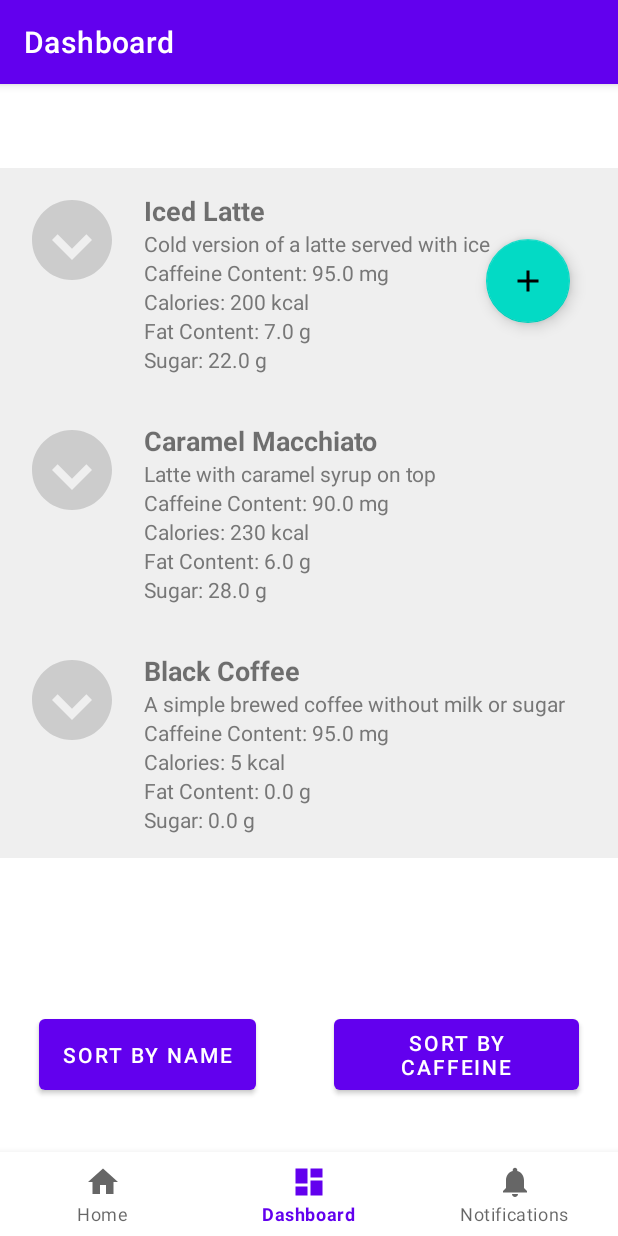
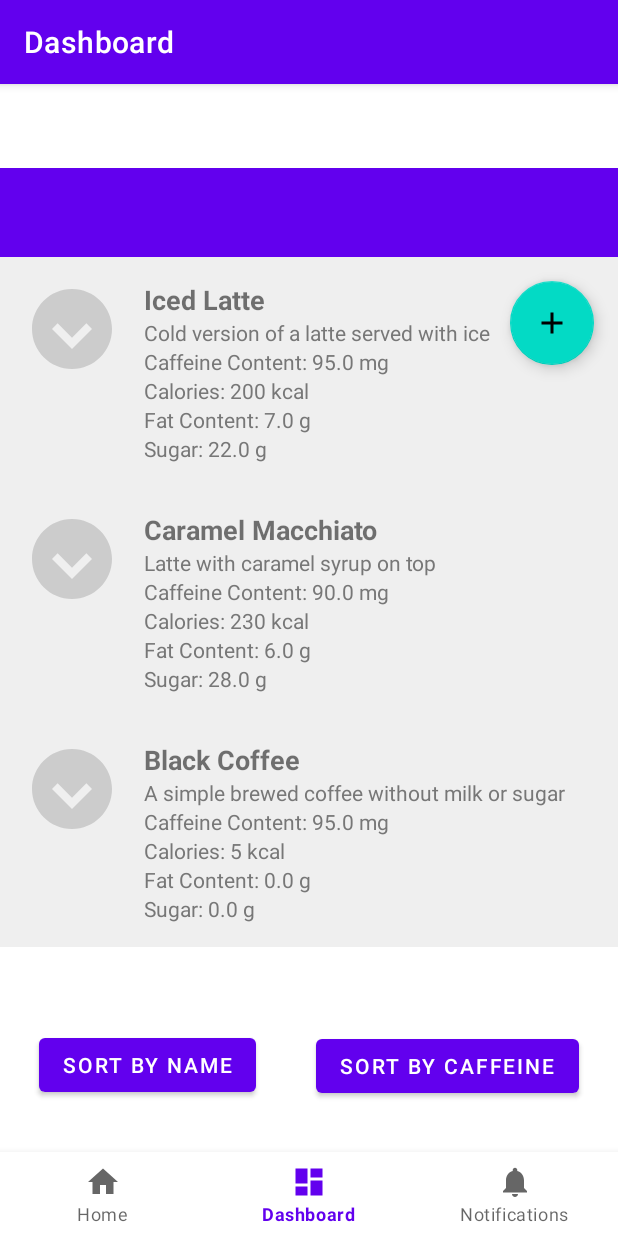
Before and after one commit to HKA-EBusiness/MyMoodBrew, an Android app: the DashboardFragment screen opened through its navigation route, on a phone screen of 412 x 824 dp. Run offline under Robolectric (Android 15) with nearby library versions, the phone set to English and light mode, and no system bars; our stand-ins replace Dagger/Hilt's generated code, Room's generated code, navigation-ui; pictures from the network do not load.

Commit message:
formatting fix

```diff
--- a/app/src/main/res/layout/fragment_coffee_variation_list.xml
+++ b/app/src/main/res/layout/fragment_coffee_variation_list.xml
@@ -3,63 +3,61 @@
     android:layout_width="match_parent"
     android:layout_height="match_parent">
 
+    <!-- Dashboard Header -->
+    <TextView
+        android:id="@+id/dashboardHeader"
+        android:layout_width="match_parent"
+        android:layout_height="wrap_content"
+        android:background="@color/purple_500"
+        android:padding="16dp"
+        android:text=""
+        android:textColor="@color/white"
+        android:textSize="20sp"
+        android:textStyle="bold" />
+
     <!-- RecyclerView -->
-
-    <!-- Floating Action Button -->
-
     <androidx.recyclerview.widget.RecyclerView
         android:id="@+id/recyclerViewCoffeeVariations"
         android:layout_width="match_parent"
-        android:layout_height="match_parent"
+        android:layout_height="0dp"
+        android:layout_below="@id/dashboardHeader"
+        android:layout_above="@+id/buttonSortByName"
         android:clipToPadding="false"
-        android:paddingBottom="56dp" />
+        android:paddingBottom="16dp" />
+
+    <!-- Floating Action Button -->
+    <com.google.android.material.floatingactionbutton.FloatingActionButton
+        android:id="@+id/fabAddCoffeeVariation"
+        android:layout_width="wrap_content"
+        android:layout_height="wrap_content"
+        android:layout_alignParentEnd="true"
+        android:layout_margin="16dp"
+        android:layout_below="@id/dashboardHeader"
+        android:contentDescription="@string/add_coffee_variation"
+        android:src="@drawable/ic_add"
+        android:tint="@color/white" />
 
     <!-- Sort by Name Button -->
 
     <!-- Sort by Caffeine Button -->
-
-    <com.google.android.material.floatingactionbutton.FloatingActionButton
-        android:id="@+id/fabAddCoffeeVariation"
-        android:layout_width="wrap_content"
-        android:layout_height="82dp"
-        android:layout_alignParentTop="true"
-        android:layout_alignParentEnd="true"
-        android:layout_marginStart="16dp"
-        android:layout_marginLeft="16dp"
-        android:layout_marginTop="47dp"
-        android:layout_marginEnd="32dp"
-        android:layout_marginRight="16dp"
-        android:layout_marginBottom="16dp"
-        android:contentDescription="@string/add_coffee_variation"
-        android:src="@drawable/ic_add"
-        android:tint="@color/white" />
-
     <Button
         android:id="@+id/buttonSortByName"
         android:layout_width="wrap_content"
-        android:layout_height="59dp"
+        android:layout_height="wrap_content"
         android:layout_alignParentStart="true"
         android:layout_alignParentBottom="true"
         android:layout_marginStart="26dp"
-        android:layout_marginLeft="16dp"
-        android:layout_marginTop="16dp"
-        android:layout_marginEnd="16dp"
-        android:layout_marginRight="16dp"
-        android:layout_marginBottom="91dp"
+        android:layout_marginBottom="90dp"
         android:text="Sort by Name" />
 
     <Button
         android:id="@+id/buttonSortByCaffeine"
-        android:layout_width="163dp"
-        android:layout_height="59dp"
+        android:layout_width="wrap_content"
+        android:layout_height="wrap_content"
         android:layout_alignParentEnd="true"
         android:layout_alignParentBottom="true"
-        android:layout_marginStart="16dp"
-        android:layout_marginLeft="16dp"
-        android:layout_marginTop="16dp"
         android:layout_marginEnd="26dp"
-        android:layout_marginRight="16dp"
-        android:layout_marginBottom="91dp"
+        android:layout_marginBottom="89dp"
         android:text="Sort by Caffeine" />
 
 </RelativeLayout>
```
